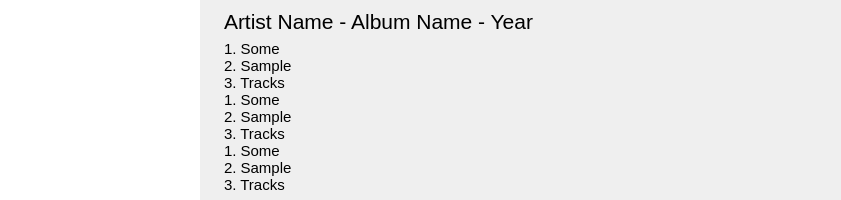
Qt form ssmp/album.ui (Sushisource/wubwub) before a commit.
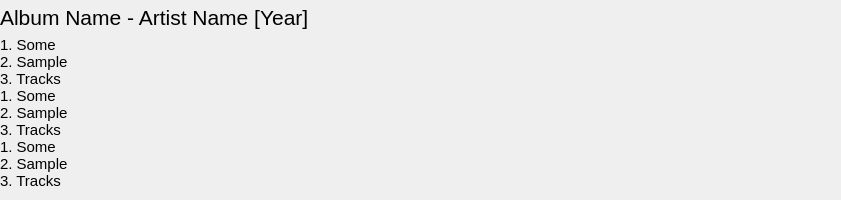
The same form after that commit.

Commit message: album views resize properly suggestions appear while searching

Diff of the .ui file:
```diff
--- a/ssmp/album.ui
+++ b/ssmp/album.ui
@@ -10,60 +10,29 @@
     <height>200</height>
    </rect>
   </property>
+  <property name="sizePolicy">
+   <sizepolicy hsizetype="Preferred" vsizetype="Expanding">
+    <horstretch>1</horstretch>
+    <verstretch>1</verstretch>
+   </sizepolicy>
+  </property>
   <property name="maximumSize">
    <size>
     <width>16777215</width>
     <height>200</height>
    </size>
   </property>
-  <layout class="QHBoxLayout" name="horizontalLayout">
+  <layout class="QHBoxLayout" name="horizontalLayout" stretch="0,0">
    <property name="spacing">
-    <number>15</number>
+    <number>5</number>
    </property>
    <property name="margin">
     <number>0</number>
    </property>
-   <item>
-    <widget class="QGraphicsView" name="albumView">
-     <property name="sizePolicy">
-      <sizepolicy hsizetype="Expanding" vsizetype="Expanding">
-       <horstretch>1</horstretch>
-       <verstretch>0</verstretch>
-      </sizepolicy>
-     </property>
-     <property name="maximumSize">
-      <size>
-       <width>200</width>
-       <height>200</height>
-      </size>
-     </property>
-     <property name="focusPolicy">
-      <enum>Qt::NoFocus</enum>
-     </property>
-     <property name="frameShape">
-      <enum>QFrame::NoFrame</enum>
-     </property>
-     <property name="frameShadow">
-      <enum>QFrame::Plain</enum>
-     </property>
-     <property name="lineWidth">
-      <number>0</number>
-     </property>
-     <property name="verticalScrollBarPolicy">
-      <enum>Qt::ScrollBarAlwaysOff</enum>
-     </property>
-     <property name="horizontalScrollBarPolicy">
-      <enum>Qt::ScrollBarAlwaysOff</enum>
-     </property>
-     <property name="alignment">
-      <set>Qt::AlignHCenter|Qt::AlignTop</set>
-     </property>
-    </widget>
-   </item>
    <item>
     <widget class="QFrame" name="infoFrame">
      <property name="sizePolicy">
-      <sizepolicy hsizetype="Preferred" vsizetype="Preferred">
+      <sizepolicy hsizetype="Expanding" vsizetype="Ignored">
        <horstretch>1</horstretch>
        <verstretch>0</verstretch>
       </sizepolicy>
@@ -75,15 +44,30 @@
       </size>
      </property>
      <layout class="QVBoxLayout" name="verticalLayout" stretch="0,0">
+      <property name="leftMargin">
+       <number>0</number>
+      </property>
+      <property name="topMargin">
+       <number>5</number>
+      </property>
+      <property name="rightMargin">
+       <number>0</number>
+      </property>
       <item>
        <widget class="QLabel" name="nameLbl">
+        <property name="sizePolicy">
+         <sizepolicy hsizetype="Expanding" vsizetype="Preferred">
+          <horstretch>1</horstretch>
+          <verstretch>0</verstretch>
+         </sizepolicy>
+        </property>
         <property name="font">
          <font>
           <pointsize>16</pointsize>
          </font>
         </property>
         <property name="text">
-         <string>Artist Name - Album Name - Year</string>
+         <string>Album Name - Artist Name [Year]</string>
         </property>
         <property name="alignment">
          <set>Qt::AlignLeading|Qt::AlignLeft|Qt::AlignTop</set>
@@ -93,8 +77,8 @@
       <item>
        <widget class="QLabel" name="tracklbl">
         <property name="sizePolicy">
-         <sizepolicy hsizetype="Preferred" vsizetype="Preferred">
-          <horstretch>0</horstretch>
+         <sizepolicy hsizetype="Expanding" vsizetype="Minimum">
+          <horstretch>1</horstretch>
           <verstretch>1</verstretch>
          </sizepolicy>
         </property>
@@ -123,6 +107,34 @@
      </layout>
     </widget>
    </item>
+   <item>
+    <widget class="QLabel" name="albumView">
+     <property name="sizePolicy">
+      <sizepolicy hsizetype="Ignored" vsizetype="Ignored">
+       <horstretch>1</horstretch>
+       <verstretch>0</verstretch>
+      </sizepolicy>
+     </property>
+     <property name="maximumSize">
+      <size>
+       <width>200</width>
+       <height>200</height>
+      </size>
+     </property>
+     <property name="lineWidth">
+      <number>0</number>
+     </property>
+     <property name="text">
+      <string/>
+     </property>
+     <property name="scaledContents">
+      <bool>false</bool>
+     </property>
+     <property name="alignment">
+      <set>Qt::AlignRight|Qt::AlignTop|Qt::AlignTrailing</set>
+     </property>
+    </widget>
+   </item>
   </layout>
  </widget>
  <resources/>
```
The commit also changes 6 other files.
